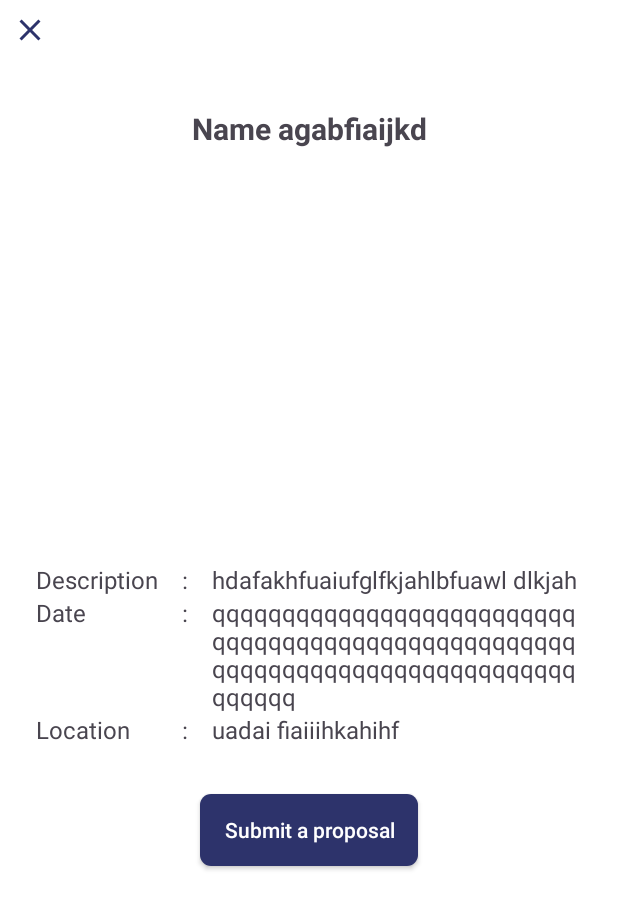
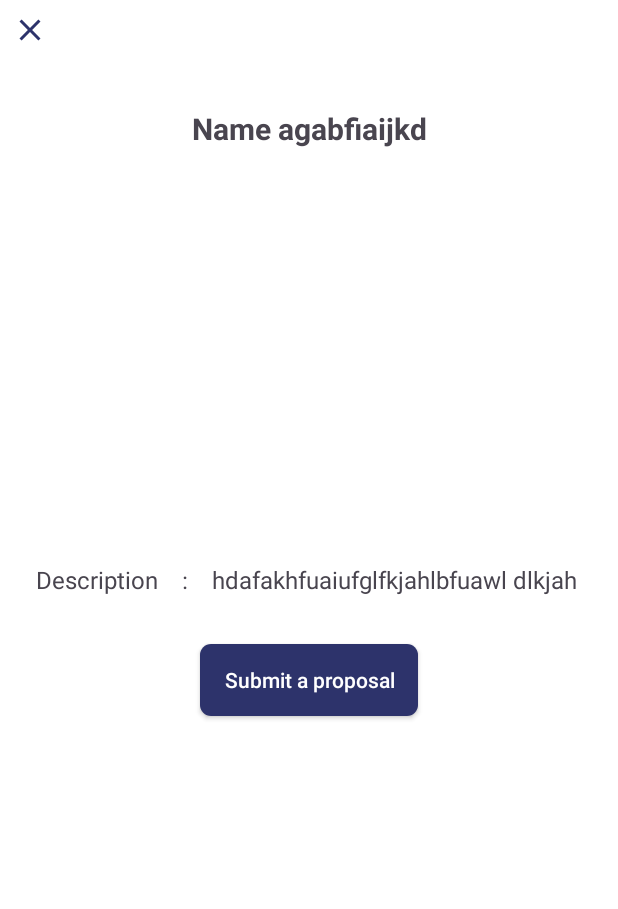
Before and after one commit to nayamarsha/bridgey, an Android app: the DetailSponsorActivity screen opened directly, with no data from a screen before it, on a phone screen of 412 x 824 dp. Shown: the top 909 px of the screen. Run offline under Robolectric (Android 15) with nearby library versions, the phone set to English and light mode, and no system bars; our stand-ins replace Firebase (no records; nobody signed in at launch, a user with empty details on screens opened directly); pictures from the network do not load; 1 statement that could not run was skipped.

Commit message:
fix detail sponsor

```diff
--- a/app/src/main/java/com/example/bridgey2/Fragments/SponsorFragment.kt
+++ b/app/src/main/java/com/example/bridgey2/Fragments/SponsorFragment.kt
@@ -50,7 +50,9 @@ class SponsorFragment : Fragment() {
                 if (snapshot.exists()) {
                     for (dataSnap in snapshot.children) {
                         val sponsor = dataSnap.getValue(Sponsor::class.java)
-                        sponsor?.let { sponsorList.add(it) }
+                        sponsor?.let {
+                            it.id = dataSnap.key
+                            sponsorList.add(it) }
                     }
                     sponsorAdapter.notifyDataSetChanged()
                 }
--- a/app/src/main/res/layout/activity_detail_sponsor.xml
+++ b/app/src/main/res/layout/activity_detail_sponsor.xml
@@ -56,19 +56,6 @@
                 app:layout_row="0"
                 android:textSize="16dp"/>
 
-            <TextView
-                android:id="@+id/label_date"
-                android:text="Date"
-                app:layout_column="0"
-                app:layout_row="1"
-                android:textSize="16dp"/>
-
-            <TextView
-                android:id="@+id/label_location"
-                android:text="Location"
-                app:layout_column="0"
-                app:layout_row="2"
-                android:textSize="16dp"/>
 
             <TextView
                 android:id="@+id/label_dot"
@@ -78,21 +65,6 @@
                 android:textSize="16dp"
                 android:paddingHorizontal="16dp"/>
 
-            <TextView
-                android:id="@+id/label_dot2"
-                android:text=":"
-                app:layout_column="1"
-                app:layout_row="1"
-                android:textSize="16dp"
-                android:paddingHorizontal="16dp"/>
-
-            <TextView
-                android:id="@+id/label_dot3"
-                android:text=":"
-                app:layout_column="1"
-                app:layout_row="2"
-                android:textSize="16dp"
-                android:paddingHorizontal="16dp"/>
 
             <TextView
                 android:id="@+id/val_desc"
@@ -104,25 +76,7 @@
                 app:layout_columnWeight="1"
                 />
 
-            <TextView
-                android:id="@+id/val_date"
-                android:layout_width="0dp"
-                app:layout_column="2"
-                app:layout_row="1"
-                app:layout_columnWeight="1"
-                android:text="qqqqqqqqqqqqqqqqqqqqqqqqqqqqqqqqqqqqqqqqqqqqqqqqqqqqqqqqqqqqqqqqqqqqqqqqqqqqqqqqqqqq"
-                android:textSize="16dp"
-                />
 
-            <TextView
-                android:id="@+id/val_location"
-                android:text="uadai fiaiiihkahihf"
-                app:layout_column="2"
-                app:layout_row="2"
-                android:textSize="16dp"
-                android:layout_width="0dp"
-                app:layout_columnWeight="1"
-                />
         </androidx.gridlayout.widget.GridLayout>
 
         <androidx.appcompat.widget.AppCompatButton
```
